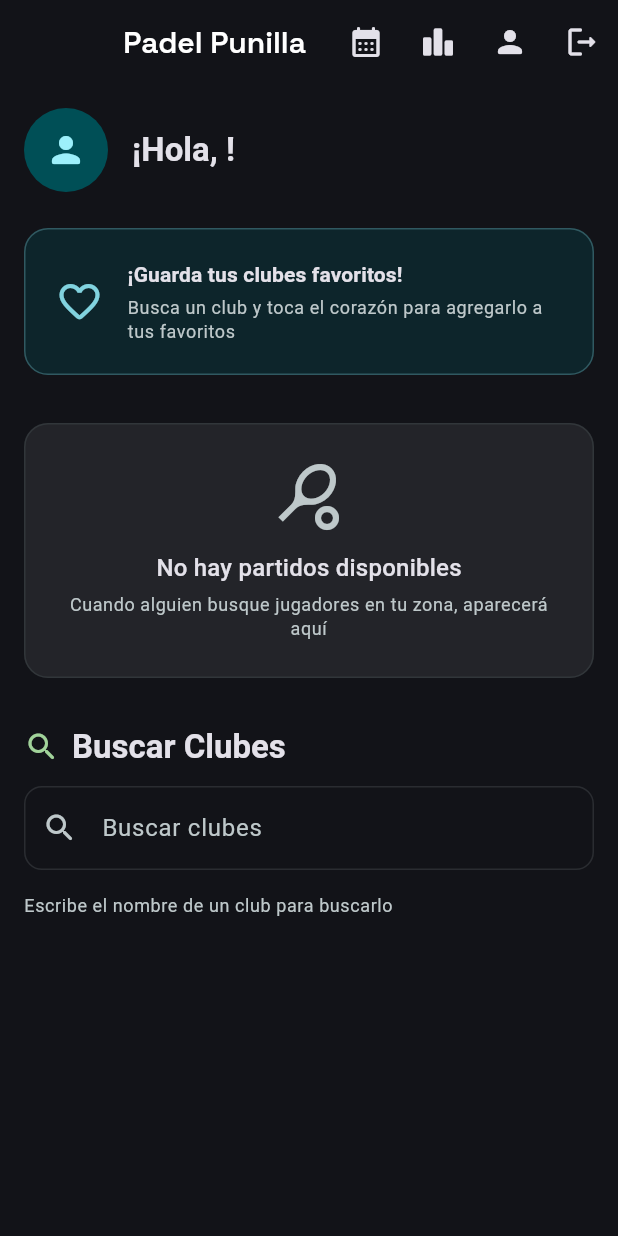
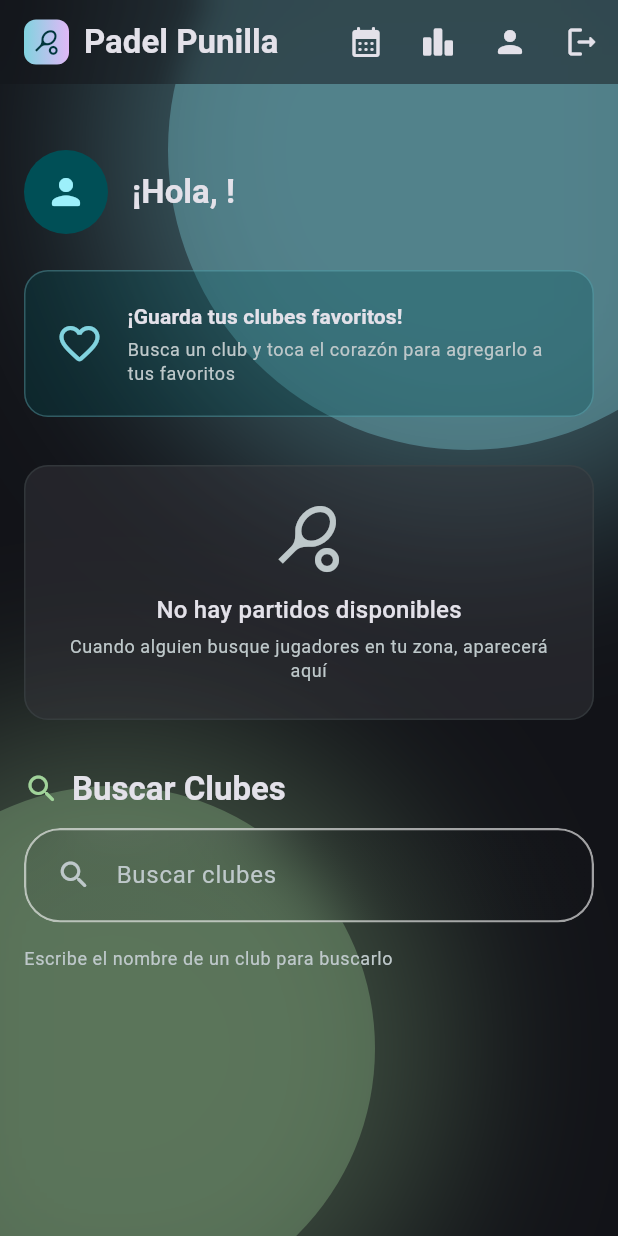
Before and after one commit to aguschazaaa-sudo/tie-break, a Flutter app: the screen it shows once a user with an empty profile is signed in, on a phone screen of 412 x 824 dp. Run offline on Flutter 3.47's test engine with Material 3 defaults, Android fonts, the light colour scheme and no system bars; our stand-ins replace cloud_firestore, firebase_auth, firebase_core, firebase_storage, google_fonts, google_sign_in and 1 more; accounts and stored records are empty; generated files the repository leaves out were written again.

Commit message:
feat(ui): Premium visual overhaul for Home Screen - Glassmorphism, improved responsiveness, and refined component styles

```diff
--- /dev/null
+++ b/..bfg-report/2025-12-18/20-27-21/cache-stats.txt
@@ -0,0 +1,4 @@
+(apply,CacheStats{hitCount=13, missCount=3, loadSuccessCount=3, loadExceptionCount=0, totalLoadTime=318499700, evictionCount=0})
+(tree,CacheStats{hitCount=4, missCount=99, loadSuccessCount=98, loadExceptionCount=0, totalLoadTime=838966600, evictionCount=0})
+(commit,CacheStats{hitCount=1, missCount=2, loadSuccessCount=2, loadExceptionCount=0, totalLoadTime=244129700, evictionCount=0})
+(tag,CacheStats{hitCount=0, missCount=0, loadSuccessCount=0, loadExceptionCount=0, totalLoadTime=0, evictionCount=0})
--- /dev/null
+++ b/..bfg-report/2025-12-18/20-27-21/deleted-files.txt
@@ -0,0 +1 @@
+596b9c3397b991f512d95fa6d91f7be025f7fe18 2652 google-services.json
--- /dev/null
+++ b/..bfg-report/2025-12-18/20-27-21/object-id-map.old-new.txt
@@ -0,0 +1,5 @@
+06098f63f2ca722adcf2e507ceccc39317c4fb0c 0853a96cb872ca479ec01b06b5f5267e43ae05e7
+2093df157d135cf37559f9061a444d34bc3c341f e6a0e7769890d615201def5f2efe04021e983ab2
+6a0c3e24493a59ff8994c968fce06cb2454e3436 e92a742441c7801ab54b3c86c500057fa04a421c
+dffa10d5f32047bdeeae964abe3c9d32a35dc5a6 b64fdc7065f8e6dfccdb6c76a6b45b790c28805f
+f718936c9897a73b94c4c81f4a598f14f76e31e5 4b0c91b066d727d40db819488f21a40ed6e54173
--- /dev/null
+++ b/..bfg-report/2025-12-18/20-27-21/protected-dirt/6a0c3e24-HEAD.csv
@@ -0,0 +1 @@
+596b9c3397b991f512d95fa6d91f7be025f7fe18,DELETE,regular-file,android/app/google-services.json,2652,
--- /dev/null
+++ b/..bfg-report/2025-12-18/20-28-02/cache-stats.txt
@@ -0,0 +1,4 @@
+(apply,CacheStats{hitCount=14, missCount=5, loadSuccessCount=5, loadExceptionCount=0, totalLoadTime=584356500, evictionCount=0})
+(tree,CacheStats{hitCount=13, missCount=104, loadSuccessCount=101, loadExceptionCount=0, totalLoadTime=682808600, evictionCount=0})
+(commit,CacheStats{hitCount=2, missCount=3, loadSuccessCount=3, loadExceptionCount=0, totalLoadTime=315046100, evictionCount=0})
+(tag,CacheStats{hitCount=0, missCount=0, loadSuccessCount=0, loadExceptionCount=0, totalLoadTime=0, evictionCount=0})
--- /dev/null
+++ b/..bfg-report/2025-12-18/20-28-02/deleted-files.txt
@@ -0,0 +1,2 @@
+af3d82a22d111ac1d64d7f4bde83191e94c6d002 3374 firebase_options.dart
+596b9c3397b991f512d95fa6d91f7be025f7fe18 2652 google-services.json
--- a/lib/domain/models/user_model.dart
+++ b/lib/domain/models/user_model.dart
@@ -84,17 +84,20 @@ class UserModel {
     };
   }
 
+  /// Sentinel value to represent "not provided" for nullable fields
+  static const Object _sentinel = Object();
+
   UserModel copyWith({
     String? id,
     String? email,
     String? username,
     String? displayName,
     String? discriminator,
-    String? photoUrl,
+    Object? photoUrl = _sentinel,
     DateTime? createdAt,
-    PaddleCategory? category,
-    PlayerGender? gender,
-    Locality? locality,
+    Object? category = _sentinel,
+    Object? gender = _sentinel,
+    Object? locality = _sentinel,
     List<String>? followers,
     List<String>? following,
     List<String>? favoriteClubIds,
@@ -105,11 +108,12 @@ class UserModel {
       username: username ?? this.username,
       displayName: displayName ?? this.displayName,
       discriminator: discriminator ?? this.discriminator,
-      photoUrl: photoUrl ?? this.photoUrl,
+      photoUrl: photoUrl == _sentinel ? this.photoUrl : photoUrl as String?,
       createdAt: createdAt ?? this.createdAt,
-      category: category ?? this.category,
-      gender: gender ?? this.gender,
-      locality: locality ?? this.locality,
+      category:
+          category == _sentinel ? this.category : category as PaddleCategory?,
+      gender: gender == _sentinel ? this.gender : gender as PlayerGender?,
+      locality: locality == _sentinel ? this.locality : locality as Locality?,
       followers: followers ?? this.followers,
       following: following ?? this.following,
       favoriteClubIds: favoriteClubIds ?? this.favoriteClubIds,
--- a/lib/presentation/screens/home/home_screen.dart
+++ b/lib/presentation/screens/home/home_screen.dart
@@ -1,3 +1,5 @@
+import 'dart:ui';
+
 import 'package:flutter/material.dart';
 import 'package:padel_punilla/domain/enums/locality.dart';
 import 'package:padel_punilla/domain/models/club_model.dart';
@@ -13,6 +15,7 @@ import 'package:padel_punilla/presentation/screens/home/widgets/favorite_clubs_s
 import 'package:padel_punilla/presentation/screens/my_reservations/my_reservations_screen.dart';
 import 'package:padel_punilla/presentation/screens/profile/profile_screen.dart';
 import 'package:padel_punilla/presentation/screens/season/leaderboard_screen.dart';
+import 'package:padel_punilla/presentation/widgets/ambient_glow.dart';
 
 /// Pantalla principal de la aplicación (Home).
 ///
@@ -115,7 +118,9 @@ class _HomeScreenState extends State<HomeScreen> {
   /// Carga búsquedas activas de la zona del usuario
   Future<void> _loadActiveSearches() async {
     final userLocality = _currentUser?.locality;
+    debugPrint('[HomeScreen] userLocality: $userLocality');
     if (userLocality == null) {
+      debugPrint('[HomeScreen] userLocality is null, skipping search');
       setState(() => _isLoadingSearches = false);
       return;
     }
@@ -125,14 +130,17 @@ class _HomeScreenState extends State<HomeScreen> {
     try {
       // Obtener clubes de la localidad del usuario
       final localClubs = await _clubRepository.getClubsByLocality(userLocality);
+      debugPrint('[HomeScreen] localClubs found: ${localClubs.length}');
 
       // Obtener clubes de localidades cercanas
       final nearbyLocalities = userLocality.nearbyLocalities;
+      debugPrint('[HomeScreen] nearbyLocalities: $nearbyLocalities');
       final nearbyClubsFutures = nearbyLocalities.map(
         (locality) => _clubRepository.getClubsByLocality(locality),
       );
       final nearbyClubsLists = await Future.wait(nearbyClubsFutures);
       final nearbyClubs = nearbyClubsLists.expand((list) => list).toList();
+      debugPrint('[HomeScreen] nearbyClubs found: ${nearbyClubs.length}');
 
       // Crear mapa de clubes para referencia rápida
       final allClubs = [...localClubs, ...nearbyClubs];
@@ -147,8 +155,12 @@ class _HomeScreenState extends State<HomeScreen> {
 
       // Obtener reservas activas de todos los clubes
       final allClubIds = [...localClubIds, ...nearbyClubIds];
+      debugPrint(
+        '[HomeScreen] searching reservations for ${allClubIds.length} clubs',
+      );
       final allReservations = await _reservationRepository
           .getActiveSearchReservations(allClubIds);
+      debugPrint('[HomeScreen] reservations found: ${allReservations.length}');
 
       // Separar reservas en locales y cercanas
       final localReservations =
@@ -169,6 +181,7 @@ class _HomeScreenState extends State<HomeScreen> {
         });
       }
     } catch (e) {
+      debugPrint('[HomeScreen] Error loading active searches: $e');
       if (mounted) {
         setState(() => _isLoadingSearches = false);
       }
@@ -305,9 +318,45 @@ class _HomeScreenState extends State<HomeScreen> {
     final user = _authRepository.currentUser;
 
     return Scaffold(
-      backgroundColor: colorScheme.surface,
+      extendBodyBehindAppBar: true,
       appBar: AppBar(
-        title: const Text('Padel Punilla'),
+        backgroundColor: Colors.transparent,
+        elevation: 0,
+        flexibleSpace: ClipRect(
+          child: BackdropFilter(
+            filter: ImageFilter.blur(sigmaX: 10, sigmaY: 10),
+            child: Container(
+              color: theme.scaffoldBackgroundColor.withValues(alpha: 0.5),
+            ),
+          ),
+        ),
+        title: Row(
+          children: [
+            // Logo con gradiente
+            Container(
+              padding: const EdgeInsets.all(6),
+              decoration: BoxDecoration(
+                gradient: LinearGradient(
+                  colors: [colorScheme.primary, colorScheme.tertiary],
+                ),
+                borderRadius: BorderRadius.circular(8),
+              ),
+              child: Icon(
+                Icons.sports_tennis,
+                color: colorScheme.onPrimary,
+                size: 18,
+              ),
+            ),
+            const SizedBox(width: 10),
+            Text(
+              'Padel Punilla',
+              style: theme.textTheme.titleLarge?.copyWith(
+                fontWeight: FontWeight.bold,
+                color: colorScheme.onSurface,
+              ),
+            ),
+          ],
+        ),
         actions: [
           // Botón de mis reservas
           IconButton(
@@ -353,14 +402,47 @@ class _HomeScreenState extends State<HomeScreen> {
           ),
         ],
       ),
-      body: RefreshIndicator(
+      body: Stack(
+        children: [
+          // Ambient Background Glows
+          // 1. Primary Glow (Top Right)
+          Positioned(
+            top: -100,
+            right: -100,
+            child: AmbientGlow(
+              color: colorScheme.primary,
+              size: 400,
+              opacity: 0.35,
+            ),
+          ),
+          // 2. Secondary Glow (Bottom Left)
+          Positioned(
+            bottom: -50,
+            left: -100,
+            child: AmbientGlow(
+              color: colorScheme.secondary,
+              size: 350,
+              opacity: 0.3,
+            ),
+          ),
+
+          // Main Content
+          RefreshIndicator(
             onRefresh: _refreshData,
+            edgeOffset:
+                100, // Ajuste para que el refresh no quede tapado por AppBar
+            child: Center(
+              child: ConstrainedBox(
+                constraints: const BoxConstraints(maxWidth: 1024),
                 child: CustomScrollView(
                   slivers: [
+                    // Espacio para AppBar transparente
+                    const SliverToBoxAdapter(child: SizedBox(height: 100)),
+
                     // Saludo al usuario
                     SliverToBoxAdapter(
                       child: Padding(
-                padding: const EdgeInsets.fromLTRB(16, 16, 16, 24),
+                        padding: const EdgeInsets.fromLTRB(16, 0, 16, 24),
                         child: Row(
                           children: [
                             // Avatar
@@ -395,7 +477,8 @@ class _HomeScreenState extends State<HomeScreen> {
                                   if (_currentUser?.locality != null)
                                     Text(
                                       _currentUser!.locality!.displayName,
-                              style: theme.textTheme.bodyMedium?.copyWith(
+                                      style: theme.textTheme.bodyMedium
+                                          ?.copyWith(
                                             color: colorScheme.onSurfaceVariant,
                                           ),
                                     ),
@@ -436,7 +519,8 @@ class _HomeScreenState extends State<HomeScreen> {
                     SliverToBoxAdapter(
                       child: ClubSearchSection(
                         searchResults: _searchResults,
-                favoriteClubIds: _currentUser?.favoriteClubIds.toSet() ?? {},
+                        favoriteClubIds:
+                            _currentUser?.favoriteClubIds.toSet() ?? {},
                         onSearch: _searchClubs,
                         onClubTap: _navigateToClub,
                         onFavoriteToggle: _toggleFavorite,
@@ -450,6 +534,10 @@ class _HomeScreenState extends State<HomeScreen> {
                   ],
                 ),
               ),
+            ),
+          ),
+        ],
+      ),
     );
   }
 }
--- a/lib/presentation/screens/home/widgets/club_result_card.dart
+++ b/lib/presentation/screens/home/widgets/club_result_card.dart
@@ -37,6 +37,7 @@ class ClubResultCard extends StatelessWidget {
 
     return SurfaceCard(
       onTap: onTap,
+      isGlass: true, // Efecto glass para los resultados
       padding: const EdgeInsets.symmetric(horizontal: 12, vertical: 12),
       child: Row(
         children: [
--- a/lib/presentation/screens/home/widgets/club_search_bar.dart
+++ b/lib/presentation/screens/home/widgets/club_search_bar.dart
@@ -1,6 +1,7 @@
 import 'dart:async';
 import 'package:flutter/material.dart';
 import 'package:padel_punilla/presentation/widgets/custom_text_field.dart';
+import 'package:padel_punilla/presentation/widgets/surface_card.dart';
 
 /// Barra de búsqueda para encontrar clubes por nombre.
 ///
@@ -69,12 +70,17 @@ class _ClubSearchBarState extends State<ClubSearchBar> {
 
     return Padding(
       padding: const EdgeInsets.symmetric(horizontal: 16),
+      child: SurfaceCard(
+        isGlass: true,
+        padding: const EdgeInsets.symmetric(horizontal: 8, vertical: 2),
         child: CustomTextField(
           controller: _controller,
           label: 'Buscar clubes',
           hint: 'Nombre del club...',
           prefixIcon: Icons.search_rounded,
           onChanged: _onTextChanged,
+          fillColor: Colors.transparent,
+          showBorders: false,
           suffixIcon: ValueListenableBuilder<TextEditingValue>(
             valueListenable: _controller,
             builder: (context, value, child) {
@@ -91,6 +97,7 @@ class _ClubSearchBarState extends State<ClubSearchBar> {
             },
           ),
         ),
+      ),
     );
   }
 }
--- a/lib/presentation/widgets/custom_text_field.dart
+++ b/lib/presentation/widgets/custom_text_field.dart
@@ -14,6 +14,8 @@ class CustomTextField extends StatelessWidget {
     this.prefixText,
     this.onChanged,
     this.maxLines = 1,
+    this.fillColor,
+    this.showBorders = true,
   });
   final TextEditingController controller;
   final String label;
@@ -26,9 +28,22 @@ class CustomTextField extends StatelessWidget {
   final String? prefixText;
   final ValueChanged<String>? onChanged;
   final int? maxLines;
+  final Color? fillColor;
+  final bool showBorders;
 
   @override
   Widget build(BuildContext context) {
+    // Definir bordes según showBorders
+    final defaultBorder = OutlineInputBorder(
+      borderRadius: BorderRadius.circular(12),
+      borderSide:
+          showBorders
+              ? BorderSide(
+                color: Theme.of(context).dividerColor.withValues(alpha: 0.2),
+              )
+              : BorderSide.none,
+    );
+
     return TextFormField(
       controller: controller,
       validator: validator,
@@ -42,26 +57,32 @@ class CustomTextField extends StatelessWidget {
         prefixText: prefixText,
         prefixIcon: prefixIcon != null ? Icon(prefixIcon) : null,
         suffixIcon: suffixIcon,
-        border: OutlineInputBorder(borderRadius: BorderRadius.circular(12)),
-        enabledBorder: OutlineInputBorder(
-          borderRadius: BorderRadius.circular(12),
-          borderSide: BorderSide(
-            color: Theme.of(context).dividerColor.withValues(alpha: 0.2),
-          ),
-        ),
-        focusedBorder: OutlineInputBorder(
+        border:
+            showBorders
+                ? OutlineInputBorder(borderRadius: BorderRadius.circular(12))
+                : InputBorder.none,
+        enabledBorder: defaultBorder,
+        focusedBorder:
+            showBorders
+                ? OutlineInputBorder(
                   borderRadius: BorderRadius.circular(12),
                   borderSide: BorderSide(
                     color: Theme.of(context).colorScheme.primary,
                     width: 2,
                   ),
+                )
+                : InputBorder.none,
+        errorBorder:
+            showBorders
+                ? OutlineInputBorder(
+                  borderRadius: BorderRadius.circular(12),
+                  borderSide: BorderSide(
+                    color: Theme.of(context).colorScheme.error,
                   ),
-        errorBorder: OutlineInputBorder(
-          borderRadius: BorderRadius.circular(12),
-          borderSide: BorderSide(color: Theme.of(context).colorScheme.error),
-        ),
+                )
+                : InputBorder.none,
         filled: true,
-        fillColor: Theme.of(context).colorScheme.surface,
+        fillColor: fillColor ?? Theme.of(context).colorScheme.surface,
       ),
     );
   }
--- a/lib/presentation/widgets/surface_card.dart
+++ b/lib/presentation/widgets/surface_card.dart
@@ -35,7 +35,10 @@ class SurfaceCard extends StatelessWidget {
             decoration: BoxDecoration(
               borderRadius: BorderRadius.circular(24),
               border: Border.all(
-                color: borderColor ?? Colors.white.withValues(alpha: 0.2),
+                color:
+                    borderColor ??
+                    Colors.white.withValues(alpha: 0.6), // Borde más visible
+                width: 1.5,
               ),
               gradient: LinearGradient(
                 begin: Alignment.topLeft,
```
Also changed, not shown: ..bfg-report/2025-12-18/20-28-02/object-id-map.old-new.txt (added, +8 -0 lines), lib/domain/repositories/club_repository.dart (+19 -13 lines), lib/presentation/screens/home/widgets/active_search_card.dart (+9 -0 lines), lib/presentation/screens/home/widgets/favorite_clubs_section.dart (+19 -8 lines), lib/presentation/screens/profile/profile_screen.dart (+1 -7 lines). Lines whose indentation alone changed are shown as unchanged.
